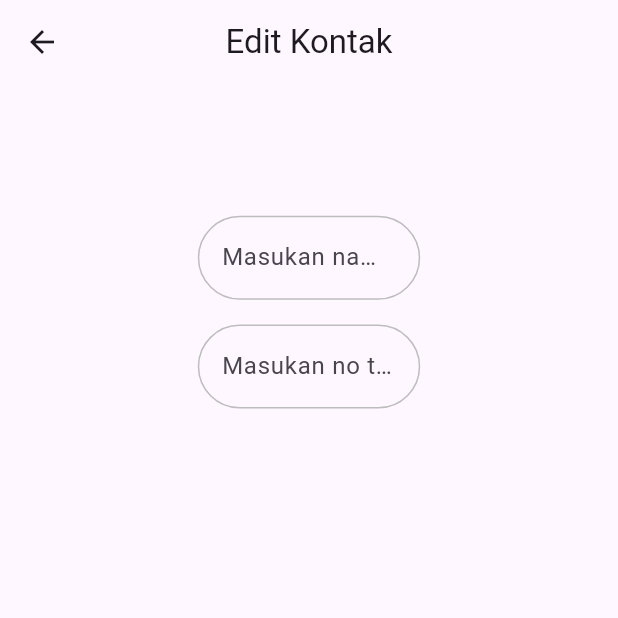
After one commit to Eugene702/ngontak, a Flutter app: the DetailView screen opened by its route, after a tap on the "edit" icon, on a phone screen of 412 x 824 dp, the top half of it. The commit adds this screen. Run offline on Flutter 3.47's test engine with Material 3 defaults, Android fonts, the phone set to English and light mode, and no system bars; our stand-ins replace get, responsive_sizer; network calls fail.

Commit message:
Feat: Menyelesaikan design

```diff
--- /dev/null
+++ b/lib/app/modules/detail/bindings/detail_binding.dart
@@ -0,0 +1,12 @@
+import 'package:get/get.dart';
+
+import '../controllers/detail_controller.dart';
+
+class DetailBinding extends Bindings {
+  @override
+  void dependencies() {
+    Get.lazyPut<DetailController>(
+      () => DetailController(),
+    );
+  }
+}
--- /dev/null
+++ b/lib/app/modules/detail/views/detail_view.dart
@@ -0,0 +1,82 @@
+import 'package:flutter/material.dart';
+
+import 'package:get/get.dart';
+import 'package:ngontak/app/routes/app_pages.dart';
+import 'package:responsive_sizer/responsive_sizer.dart';
+
+import '../controllers/detail_controller.dart';
+
+class DetailView extends GetView<DetailController> {
+  const DetailView({super.key});
+  @override
+  Widget build(BuildContext context) {
+    return Scaffold(
+      appBar: AppBar(
+        actions: [
+          IconButton(
+            onPressed: () => Get.toNamed(Routes.EDIT),
+            icon: const Icon(Icons.edit),
+          ),
+
+        ],
+      ),
+      body: Padding(
+        padding: EdgeInsets.symmetric(
+          horizontal: .3.dp
+        ),
+        child: Column(
+          crossAxisAlignment: CrossAxisAlignment.center,
+          children: [
+            Align(
+              alignment: Alignment.center,
+              child: CircleAvatar(
+                backgroundImage: const NetworkImage("https://lh3.google.com/u/0/ogw/AF2bZyhZrkkMoUi83600Y5IKhrpTncYKEhPmQdcwMCerRO3pgA=s32-c-mo"),
+                backgroundColor: Colors.transparent,
+                radius: .7.dp,
+              ),
+            ),
+
+            SizedBox(height: .4.h),
+            ListTile(
+              title: const Text("Name"),
+              subtitle: const Text("John Doe"),
+            ),
+
+            ListTile(
+              title: const Text("No Telp"),
+              subtitle: const Text("088223755564")
+            ),
+
+            MaterialButton(
+              onPressed: () => showDialog(
+                context: context,
+                builder: (context) =>  AlertDialog(
+                  title: Text("Hapus Kontak"),
+                  content: Text("Apakah anda yakin ingin menghapus kontak ini?"),
+                  actions: [
+                    TextButton(
+                      onPressed: () => Get.back(),
+                      child: Text("Batal"),
+                    ),
+                    TextButton(
+                      onPressed: () => Get.back(),
+                      child: Text("Hapus"),
+                    )
+                  ],
+                ),
+              ),
+              elevation: 0.0,
+              color: Colors.transparent,
+              textColor: Colors.red.shade900,
+              highlightElevation: 0.0,
+              shape: RoundedRectangleBorder(
+                borderRadius: BorderRadius.circular(.2.dp)
+              ),
+              child: Text("Hapus Kontak"),
+            )
+          ],
+        ),
+      )
+    );
+  }
+}
--- /dev/null
+++ b/lib/app/modules/edit/bindings/edit_binding.dart
@@ -0,0 +1,12 @@
+import 'package:get/get.dart';
+
+import '../controllers/edit_controller.dart';
+
+class EditBinding extends Bindings {
+  @override
+  void dependencies() {
+    Get.lazyPut<EditController>(
+      () => EditController(),
+    );
+  }
+}
--- /dev/null
+++ b/lib/app/modules/edit/controllers/edit_controller.dart
@@ -0,0 +1,7 @@
+import 'package:flutter/widgets.dart';
+import 'package:get/get.dart';
+
+class EditController extends GetxController {
+  TextEditingController name = TextEditingController(text: "");
+  TextEditingController telp = TextEditingController(text: "");
+}
--- /dev/null
+++ b/lib/app/modules/edit/views/edit_view.dart
@@ -0,0 +1,100 @@
+import 'package:flutter/material.dart';
+
+import 'package:get/get.dart';
+import 'package:responsive_sizer/responsive_sizer.dart';
+
+import '../controllers/edit_controller.dart';
+
+class EditView extends GetView<EditController> {
+  const EditView({super.key});
+  @override
+  Widget build(BuildContext context) {
+    return Scaffold(
+      appBar: AppBar(
+        title: const Text('Edit Kontak'),
+        centerTitle: true,
+      ),
+      body: Padding(
+        padding: EdgeInsets.symmetric(
+          horizontal: .3.dp,
+          vertical: .2.dp
+        ),
+        child: Column(
+          children: [
+            TextFormField(
+              controller: controller.name,
+              decoration: InputDecoration(
+                hintText: "Masukan nama kontak",
+                enabledBorder: OutlineInputBorder(
+                  borderRadius: BorderRadius.circular(.25.dp),
+                  borderSide: BorderSide(
+                    color: Colors.grey.shade400
+                  ),
+                ),
+                focusedBorder: OutlineInputBorder(
+                  borderRadius: BorderRadius.circular(.3.dp),
+                  borderSide: BorderSide(
+                    color: Colors.blue.shade900
+                  ),
+                ),
+              ),
+            ),
+
+            SizedBox(height: 2.h),
+
+            TextFormField(
+              controller: controller.telp,
+              decoration: InputDecoration(
+                hintText: "Masukan no telp",
+                enabledBorder: OutlineInputBorder(
+                  borderRadius: BorderRadius.circular(.25.dp),
+                  borderSide: BorderSide(
+                    color: Colors.grey.shade400
+                  ),
+                ),
+                focusedBorder: OutlineInputBorder(
+                  borderRadius: BorderRadius.circular(.3.dp),
+                  borderSide: BorderSide(
+                    color: Colors.blue.shade900
+                  ),
+                ),
+              ),
+            ),
+
+            SizedBox(height: 2.h),
+
+            Padding(
+              padding: EdgeInsets.symmetric(
+                horizontal: .4.dp
+              ),
+              child: MaterialButton(
+                onPressed: (){},
+                color: Colors.blue.shade900,
+                textColor: Colors.white,
+                elevation: 0.0,
+                shape: RoundedRectangleBorder(
+                  borderRadius: BorderRadius.circular(.2.dp)
+                ),
+                padding: EdgeInsets.symmetric(
+                  vertical: .26.dp
+                ),
+                minWidth: double.infinity,
+                child: Row(
+                  mainAxisAlignment: MainAxisAlignment.center,
+                  crossAxisAlignment: CrossAxisAlignment.center,
+                  children: [
+                    Icon(Icons.add, size: 20.sp,),
+                    SizedBox(width: .1.dp,),
+                    Text("Simpan", style: TextStyle(
+                      fontSize: 17.sp
+                    ),),
+                  ],
+                ),
+              ),
+            )
+          ],
+        ),
+      )
+    );
+  }
+}
--- a/lib/app/routes/app_routes.dart
+++ b/lib/app/routes/app_routes.dart
@@ -5,10 +5,16 @@ abstract class Routes {
   Routes._();
   static const HOME = _Paths.HOME;
   static const LOGIN = _Paths.LOGIN;
+  static const ADD = _Paths.ADD;
+  static const DETAIL = _Paths.DETAIL;
+  static const EDIT = _Paths.EDIT;
 }
 
 abstract class _Paths {
   _Paths._();
   static const HOME = '/home';
   static const LOGIN = '/login';
+  static const ADD = '/add';
+  static const DETAIL = '/detail';
+  static const EDIT = '/edit';
 }
--- a/lib/main.dart
+++ b/lib/main.dart
@@ -10,6 +10,7 @@ void main() {
         title: "Application",
         initialRoute: AppPages.INITIAL,
         getPages: AppPages.routes,
+        defaultTransition: Transition.cupertino,
       ),
     ),
   );
```
Also changed, not shown: lib/app/modules/add/bindings/add_binding.dart (added, +12 -0 lines), lib/app/modules/add/controllers/add_controller.dart (added, +7 -0 lines), lib/app/modules/add/views/add_view.dart (added, +100 -0 lines), lib/app/modules/detail/controllers/detail_controller.dart (added, +23 -0 lines), lib/app/modules/home/views/home_view.dart (+9 -3 lines), lib/app/routes/app_pages.dart (+21 -0 lines).
